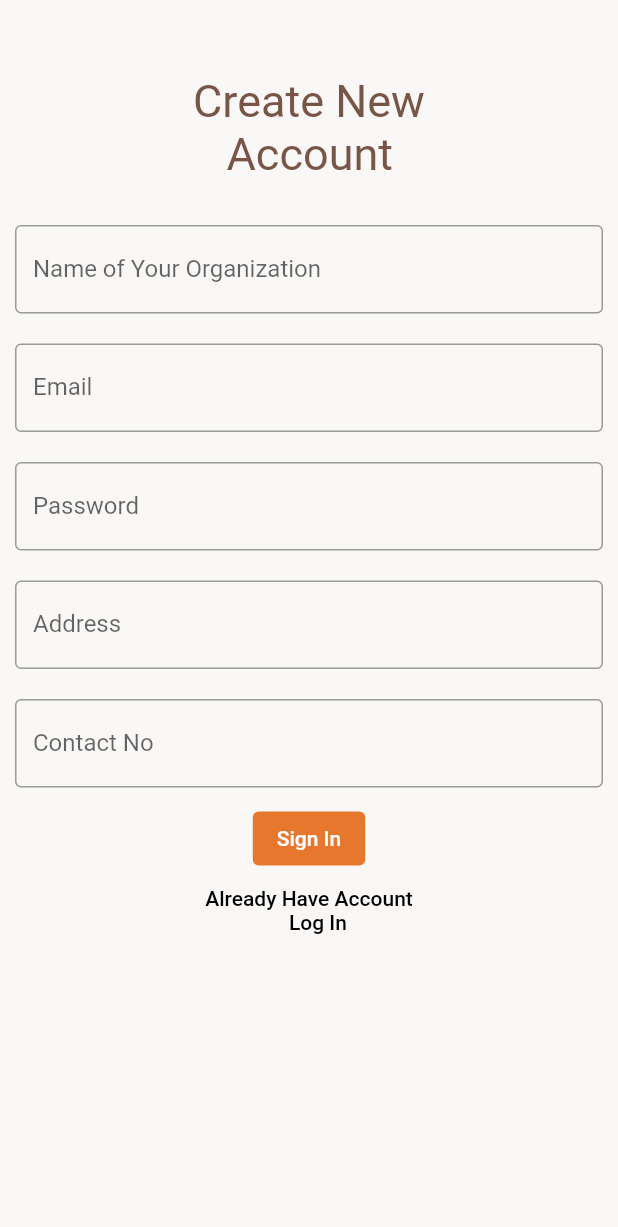
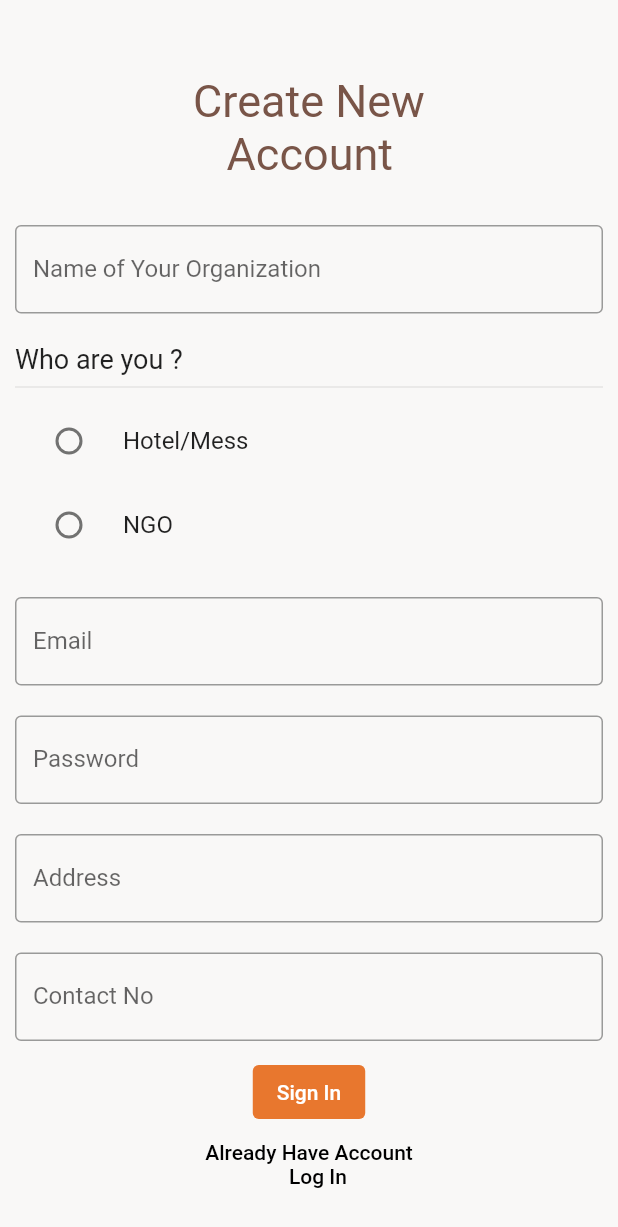
Before and after one commit to Nayan026/FoodForward01, a Flutter app: the sign_in screen opened directly, on a phone screen of 412 x 824 dp. Shown: the top 1227 px of the screen. Run offline on Flutter 3.47's test engine with Material 2 defaults, Android fonts, the phone set to English and light mode, and no system bars.

```diff
--- a/lib/sign_in.dart
+++ b/lib/sign_in.dart
@@ -10,6 +10,7 @@ class sign_in extends StatefulWidget {
 }
 
 class _sign_inState extends State<sign_in> {
+   String? gender;
   TextEditingController nameController = TextEditingController();
   TextEditingController passwordController = TextEditingController();
   @override
@@ -37,17 +38,63 @@ class _sign_inState extends State<sign_in> {
                 Container(
                   padding: const EdgeInsets.all(10),
                   child: TextField(
-                    controller: nameController,
                     decoration: const InputDecoration(
                       border: OutlineInputBorder(),
                       labelText: 'Name of Your Organization',
                     ),
                   ),
                 ),
+                 Container(
+                  alignment: Alignment.center,
+            padding: EdgeInsets.all(10),
+            child:
+          Column(
+
+            children: [
+                Align(
+                  alignment: Alignment.topLeft,
+                  child:Text("Who are you ?",
+
+                style: TextStyle(
+                    fontSize: 18,
+
+                ),),
+                ),
+
+
+                Divider(),
+
+                RadioListTile(
+
+                    title: Text("Hotel/Mess"),
+                    value: "hotel",
+                    groupValue: gender,
+                    onChanged: (value){
+                      setState(() {
+                          gender = value.toString();
+                      });
+                    },
+                ),
+
+                RadioListTile(
+                    title: Text("NGO"),
+                    value: "NGO",
+                    groupValue: gender,
+                    onChanged: (value){
+                      setState(() {
+                          gender = value.toString();
+                      });
+                    },
+                ),
+
+
+            ],
+          ),
+                ),
                 Container(
                   padding: const EdgeInsets.all(10),
                   child: TextField(
-                    controller: nameController,
+
                     decoration: const InputDecoration(
                       border: OutlineInputBorder(),
                       labelText: 'Email',
@@ -57,7 +104,7 @@ class _sign_inState extends State<sign_in> {
                 Container(
                   padding: const EdgeInsets.all(10),
                   child: TextField(
-                    controller: nameController,
+
                     decoration: const InputDecoration(
                       border: OutlineInputBorder(),
                       labelText: 'Password',
@@ -67,7 +114,7 @@ class _sign_inState extends State<sign_in> {
                 Container(
                   padding: const EdgeInsets.all(10),
                   child: TextField(
-                    controller: nameController,
+
                     decoration: const InputDecoration(
                       border: OutlineInputBorder(),
                       labelText: 'Address',
@@ -77,7 +124,7 @@ class _sign_inState extends State<sign_in> {
                 Container(
                   padding: const EdgeInsets.all(10),
                   child: TextField(
-                    controller: nameController,
+
                     decoration: const InputDecoration(
                       border: OutlineInputBorder(),
                       labelText: 'Contact No',
@@ -111,6 +158,7 @@ class _sign_inState extends State<sign_in> {
                   ),
                 ),
 
+
               ]),
         ));
   }
--- a/pubspec.yaml
+++ b/pubspec.yaml
@@ -35,6 +35,8 @@ dependencies:
   # The following adds the Cupertino Icons font to your application.
   # Use with the CupertinoIcons class for iOS style icons.
   cupertino_icons: ^1.0.2
+  firebase_auth:   ^4.2.10
+  cloud_firestore: ^4.4.4
 
 dev_dependencies:
   flutter_test:
```
Also changed, not shown: lib/demo.dart (added), pubspec.lock, 3 other files.
